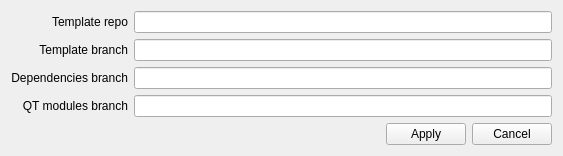
This is core/ui/SettingsDialog.ui in KROIA/CmakeLibCreator as Qt 5 draws it before an edit. The edited form follows.
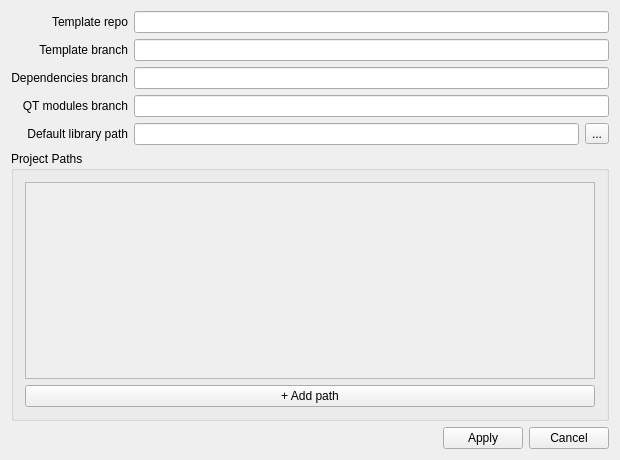
This is the edited form.

Commit message: + Settings/data move to AppData + ProjectPaths editor (TASK-007, TASK-008)

```diff
--- a/core/ui/SettingsDialog.ui
+++ b/core/ui/SettingsDialog.ui
@@ -6,8 +6,8 @@
    <rect>
     <x>0</x>
     <y>0</y>
-    <width>563</width>
-    <height>151</height>
+    <width>620</width>
+    <height>460</height>
    </rect>
   </property>
   <property name="windowTitle">
@@ -87,21 +87,89 @@
       <item row="3" column="1">
        <widget class="QLineEdit" name="qtModulesBranch_lineEdit"/>
       </item>
+      <item row="4" column="0">
+       <widget class="QLabel" name="label_5">
+        <property name="text">
+         <string>Default library path</string>
+        </property>
+        <property name="alignment">
+         <set>Qt::AlignRight|Qt::AlignTrailing|Qt::AlignVCenter</set>
+        </property>
+       </widget>
+      </item>
+      <item row="4" column="1">
+       <layout class="QHBoxLayout" name="defaultLibraryPath_layout">
+        <item>
+         <widget class="QLineEdit" name="defaultLibraryPath_lineEdit"/>
+        </item>
+        <item>
+         <widget class="QToolButton" name="defaultLibraryPathBrowse_toolButton">
+          <property name="text">
+           <string>...</string>
+          </property>
+         </widget>
+        </item>
+       </layout>
+      </item>
      </layout>
     </widget>
    </item>
    <item>
-    <spacer name="verticalSpacer">
-     <property name="orientation">
-      <enum>Qt::Vertical</enum>
+    <widget class="QGroupBox" name="projectPaths_groupBox">
+     <property name="sizePolicy">
+      <sizepolicy hsizetype="Preferred" vsizetype="Expanding">
+       <horstretch>0</horstretch>
+       <verstretch>0</verstretch>
+      </sizepolicy>
      </property>
-     <property name="sizeHint" stdset="0">
-      <size>
-       <width>20</width>
-       <height>40</height>
-      </size>
+     <property name="title">
+      <string>Project Paths</string>
      </property>
-    </spacer>
+     <layout class="QVBoxLayout" name="projectPaths_outerLayout">
+      <item>
+       <widget class="QScrollArea" name="projectPaths_scrollArea">
+        <property name="widgetResizable">
+         <bool>true</bool>
+        </property>
+        <widget class="QWidget" name="projectPaths_scrollContents">
+         <property name="geometry">
+          <rect>
+           <x>0</x>
+           <y>0</y>
+           <width>500</width>
+           <height>120</height>
+          </rect>
+         </property>
+         <layout class="QVBoxLayout" name="projectPaths_rowsLayout">
+          <property name="spacing">
+           <number>2</number>
+          </property>
+          <item>
+           <spacer name="projectPaths_bottomSpacer">
+            <property name="orientation">
+             <enum>Qt::Vertical</enum>
+            </property>
+            <property name="sizeHint" stdset="0">
+             <size>
+              <width>20</width>
+              <height>1</height>
+             </size>
+            </property>
+           </spacer>
+          </item>
+         </layout>
+        </widget>
+       </widget>
+      </item>
+      <item>
+       <widget class="QPushButton" name="addProjectPath_pushButton">
+        <property name="text">
+         <string>+ Add path</string>
+        </property>
+       </widget>
+      </item>
+     </layout>
+    </widget>
    </item>
    <item>
     <widget class="QFrame" name="frame_2">
```
The commit also changes 11 other files.
